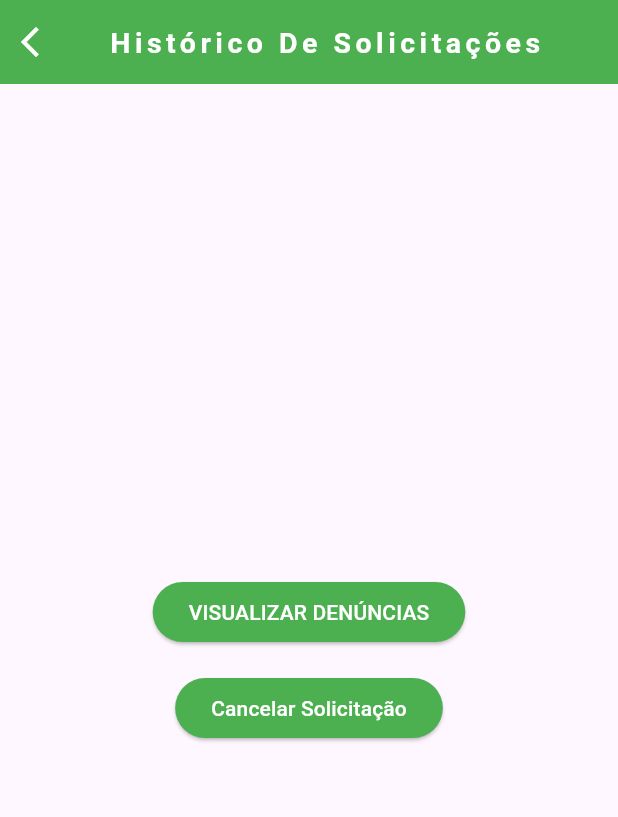
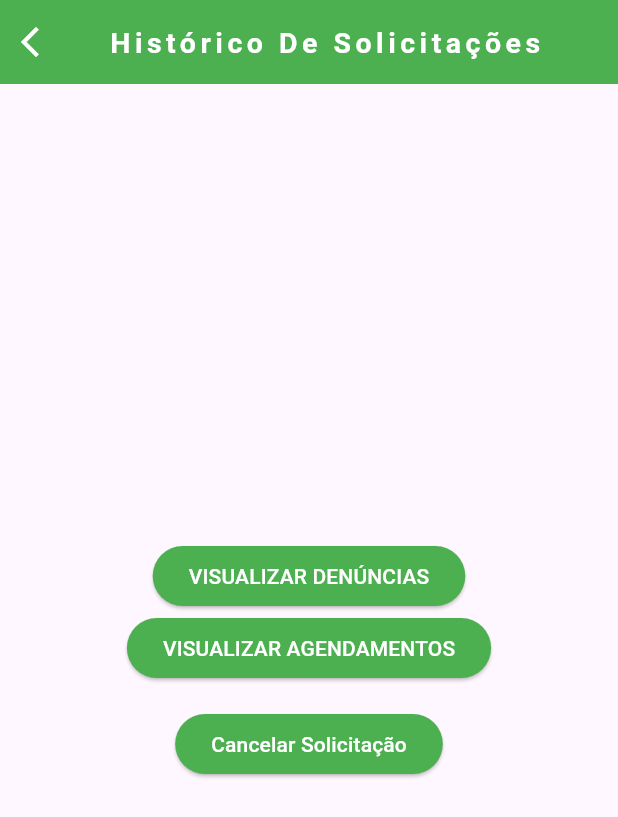
Before and after one commit to kauanr0d/coletaSeletiva-ES-main2, a Flutter app: the Menu screen opened directly with empty values, after a tap on "HISTÓRICO DE SOLICITAÇÕES", on a phone screen of 412 x 824 dp. Shown: the top 817 px of the screen. Run offline on Flutter 3.47's test engine with Material 3 defaults, Android fonts, the phone set to English and light mode, and no system bars; our stand-ins replace sqflite, sqflite_common_ffi; accounts and stored records are empty.

Commit message:
kauan: método de salvar agendamento, tela de solicitações de agendamento
Tela de lista de agendamentos, ajustes na classe agendamentoDAOImpl para salvar corretamente os dados no banco.

```diff
--- a/lib/DAO/AgendamentoDAOImpl.dart
+++ b/lib/DAO/AgendamentoDAOImpl.dart
@@ -25,7 +25,6 @@ class AgendamentoDAOImpl implements AgendamentoDAO {
     sql = "DELETE FROM agendamento WHERE id_agendamento = ?";
     await _db!.rawDelete(sql, [agendamento.idAgendamento]);
     _db!.close();
-    throw UnimplementedError();
   }
 
   @override
@@ -37,11 +36,9 @@ class AgendamentoDAOImpl implements AgendamentoDAO {
     await _db!.rawInsert(sql, [
       usuario.idUsuario,
       agendamento.tipoAgendamento?.name.toString(),
-      agendamento.tipoAgendamento,
+      agendamento.dataAgendamento?.toLocal().toString(),
       agendamento.descricaoAgendamento
     ]);
-    _db!.close();
-    throw UnimplementedError();
   }
 
   Future<List<Agendamento>> listarAgendamentos(Usuario usuario) async {
--- a/lib/DAO/DenunciaDAOImpl.dart
+++ b/lib/DAO/DenunciaDAOImpl.dart
@@ -65,8 +65,7 @@ class DenunciaDAOImpl implements DenunciaDAO {
           result.map((map) => Denuncia.fromMap(map)).toList();
       return denuncias;
     } catch (e) {
-      print("Erro ao listar denúncias: $e");
-      return []; // Retorna uma lista vazia em caso de erro
+      return [];
     }
   }
 }
--- a/lib/Models/Agendamento.dart
+++ b/lib/Models/Agendamento.dart
@@ -30,7 +30,8 @@ class Agendamento {
 
   Agendamento.fromMap(Map<String, dynamic> map)
       : _idAgendamento = map['id_agendamento'],
-        _tipoAgendamento = _getTipoAgendamentoFromString(map['tipo_denuncia']),
+        _tipoAgendamento =
+            _getTipoAgendamentoFromString(map['tipo_agendamento']),
         _descricaoAgendamento = map['descricao'],
         _dataAgendamento = DateTime.parse(map['data_agendamento']);
 
--- a/lib/Telas/Solicitacoes/VisualizarSolicitacoes.dart
+++ b/lib/Telas/Solicitacoes/VisualizarSolicitacoes.dart
@@ -1,23 +1,28 @@
 import 'package:flutter/material.dart';
 import 'package:projeto_coleta_seletiva/Models/Denuncia.dart';
 import 'package:projeto_coleta_seletiva/Models/Usuario.dart';
-import 'package:projeto_coleta_seletiva/DAO/DenunciaDAOImpl.dart';
-import 'package:projeto_coleta_seletiva/Models/Enums/TipoDenuncia.dart';
 import 'package:projeto_coleta_seletiva/Telas/Solicitacoes/HistoricoDenuncias.dart';
+import 'package:projeto_coleta_seletiva/Telas/Solicitacoes/HistoricoAgendamentos.dart';
 
 class VisualizarSolicitacoesTest extends StatefulWidget {
   final Usuario usuario;
-  VisualizarSolicitacoesTest({Key? key, required this.usuario});
+
+  VisualizarSolicitacoesTest({Key? key, required this.usuario})
+      : super(key: key);
+
   @override
   State<VisualizarSolicitacoesTest> createState() =>
-      _VisualizarSolicitacoesState(usuario: usuario);
+      _VisualizarSolicitacoesState();
 }
 
 class _VisualizarSolicitacoesState extends State<VisualizarSolicitacoesTest> {
   List<Denuncia> denuncias = [];
-  final Usuario usuario;
 
-  _VisualizarSolicitacoesState({required this.usuario});
+  @override
+  void initState() {
+    super.initState();
+    // Lógica de inicialização aqui, se necessário
+  }
 
   @override
   Widget build(BuildContext context) {
@@ -59,7 +64,7 @@ class _VisualizarSolicitacoesState extends State<VisualizarSolicitacoesTest> {
                     context,
                     MaterialPageRoute(
                       builder: (context) =>
-                          HistoricoDenuncias(usuario: usuario),
+                          HistoricoDenuncias(usuario: widget.usuario),
                     ),
                   );
                 },
@@ -72,13 +77,15 @@ class _VisualizarSolicitacoesState extends State<VisualizarSolicitacoesTest> {
                   ),
                 ),
               ),
-              /* ElevatedButton(
+
+              ElevatedButton(
                 onPressed: () {
+                  // Substitua 'agendamentos' pela sua lista de agendamentos
                   Navigator.push(
                     context,
                     MaterialPageRoute(
                       builder: (context) =>
-                        //  FAZER INSTANCIA PRA IR PRA PAG DE AGENDAMENTOS,
+                          HistoricoAgendamento(usuario: widget.usuario),
                     ),
                   );
                 },
@@ -91,15 +98,14 @@ class _VisualizarSolicitacoesState extends State<VisualizarSolicitacoesTest> {
                   ),
                 ),
               ),
-             */
               SizedBox(height: 16), // Espaçamento entre os botões
               ElevatedButton(
                 onPressed: () {
                   // Lógica do segundo botão
                 },
                 style: ElevatedButton.styleFrom(
-                    primary: Colors.green // Cor do botão
-                    ),
+                  primary: Colors.green, // Cor do botão
+                ),
                 child: Text(
                   'Cancelar Solicitação',
                   style: TextStyle(
--- a/lib/Telas/Solicitacoes/listaAgendamentos.dart
+++ b/lib/Telas/Solicitacoes/listaAgendamentos.dart
@@ -1,8 +1,6 @@
 import 'package:flutter/material.dart';
 import 'package:projeto_coleta_seletiva/Models/Agendamento.dart';
-import 'package:projeto_coleta_seletiva/Models/Denuncia.dart';
 import 'package:projeto_coleta_seletiva/Models/Enums/TipoAgendamento.dart';
-import 'package:projeto_coleta_seletiva/Models/Enums/TipoDenuncia.dart';
 import 'package:projeto_coleta_seletiva/Models/Usuario.dart';
 
 class ListaAgendamentosWidget extends StatelessWidget {
```
Also changed, not shown: lib/Telas/Agendamento/TelaAgendamento.dart (+9 -8 lines), lib/Telas/Solicitacoes/HistoricoAgendamentos.dart (+6 -6 lines).
